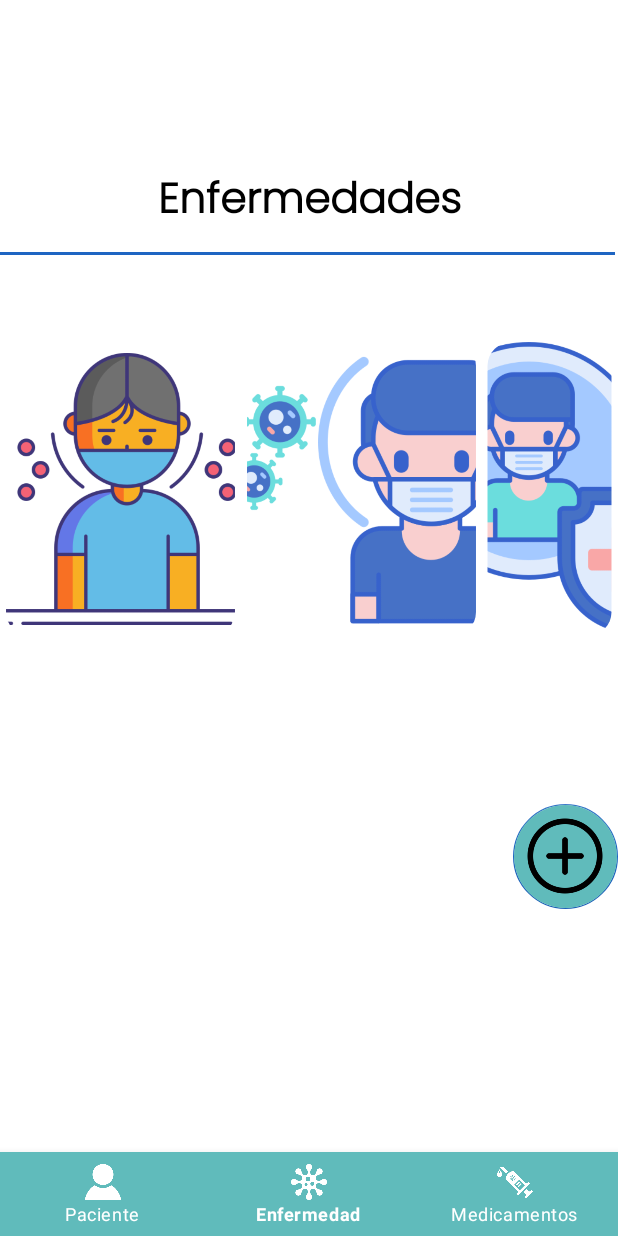
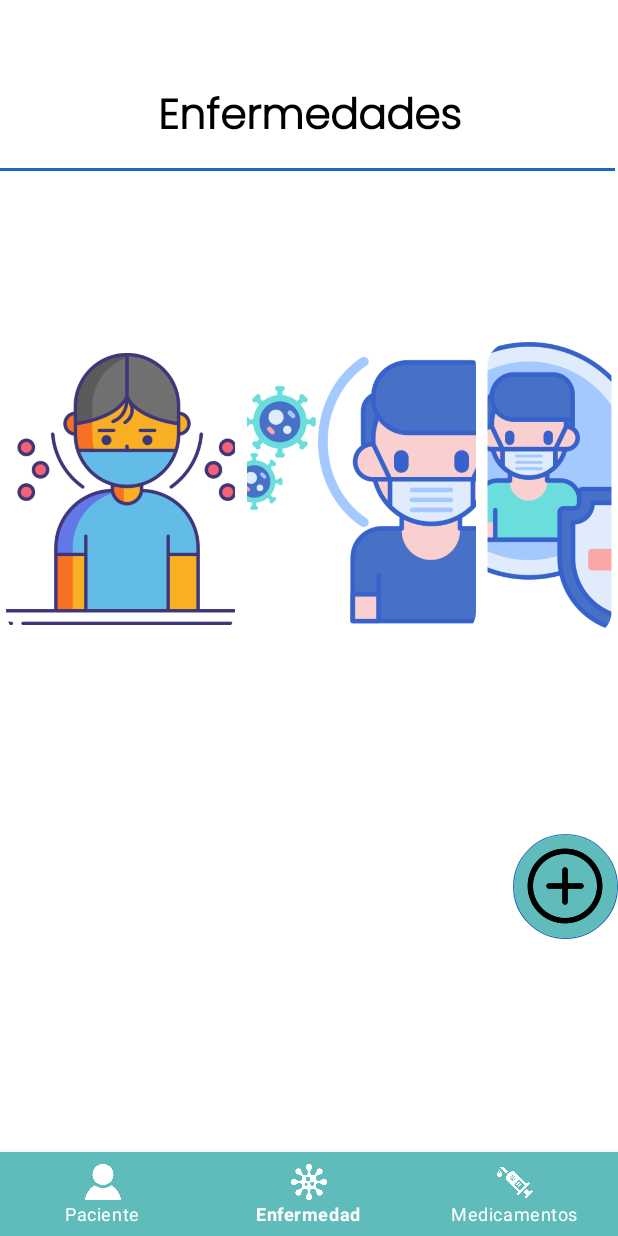
Before and after one commit to NicoleCampos19/ProyectoFormativo, an Android app: the DashboardFragment screen opened through its navigation route, on a phone screen of 412 x 824 dp. Run offline under Robolectric (Android 15) with nearby library versions, the light colour scheme and no system bars; our stand-ins replace navigation-ui.

Commit message:
enfermedades medio crud

```diff
--- a/app/src/main/java/modelo/ClaseConexion.kt
+++ b/app/src/main/java/modelo/ClaseConexion.kt
@@ -12,8 +12,8 @@ class ClaseConexion {
             val ipGabriela = "jdbc:oracle:thin:@192.168.1.13:1521:xe"
             val ipprueba = "jdbc:oracle:thin:@192.168.1.13:1521:xe"
 
-            val usuario = "LuiDev"
-            val contrasena = "210823"
+            val usuario = "proyectoformativo24"
+            val contrasena = "GabEmi"
 
             val conexion = DriverManager.getConnection(ipGabriela, usuario, contrasena)
 
--- a/app/src/main/res/layout/activity_bienvenida.xml
+++ b/app/src/main/res/layout/activity_bienvenida.xml
@@ -50,7 +50,7 @@
         app:layout_constraintTop_toTopOf="@+id/imageView" />
 
     <Button
-        android:id="@+id/button2"
+        android:id="@+id/btnContinuar"
         android:layout_width="149dp"
         android:layout_height="51dp"
         android:layout_marginStart="228dp"
--- a/app/src/main/res/layout/activity_item_enfermedades.xml
+++ b/app/src/main/res/layout/activity_item_enfermedades.xml
@@ -3,7 +3,7 @@
     xmlns:app="http://schemas.android.com/apk/res-auto"
     xmlns:tools="http://schemas.android.com/tools"
     android:layout_width="250dp"
-    android:layout_height="90dp"
+    android:layout_height="95dp"
     android:layout_marginLeft="10dp"
     android:layout_marginRight="20dp"
     android:background="@drawable/rounded_corners_background"
--- a/app/src/main/res/layout/fragment_dashboard.xml
+++ b/app/src/main/res/layout/fragment_dashboard.xml
@@ -16,7 +16,6 @@
             android:id="@+id/textHome"
             android:layout_width="match_parent"
             android:layout_height="70dp"
-            android:layout_marginTop="56dp"
             android:fontFamily="@font/poppins"
             android:text="Enfermedades"
             android:textAlignment="center"
@@ -72,7 +71,7 @@
         android:id="@+id/fab"
         android:layout_height="wrap_content"
         android:layout_width="wrap_content"
-        android:layout_marginTop="480dp"
+        android:layout_marginTop="500dp"
         android:layout_gravity="end"
         android:backgroundTint="#60BBBB"
         app:backgroundTint="#1E65C2"
```
Also changed, not shown: app/src/main/java/emily/gabriela/proyectoformativo/Bienvenida.kt (+10 -0 lines).
